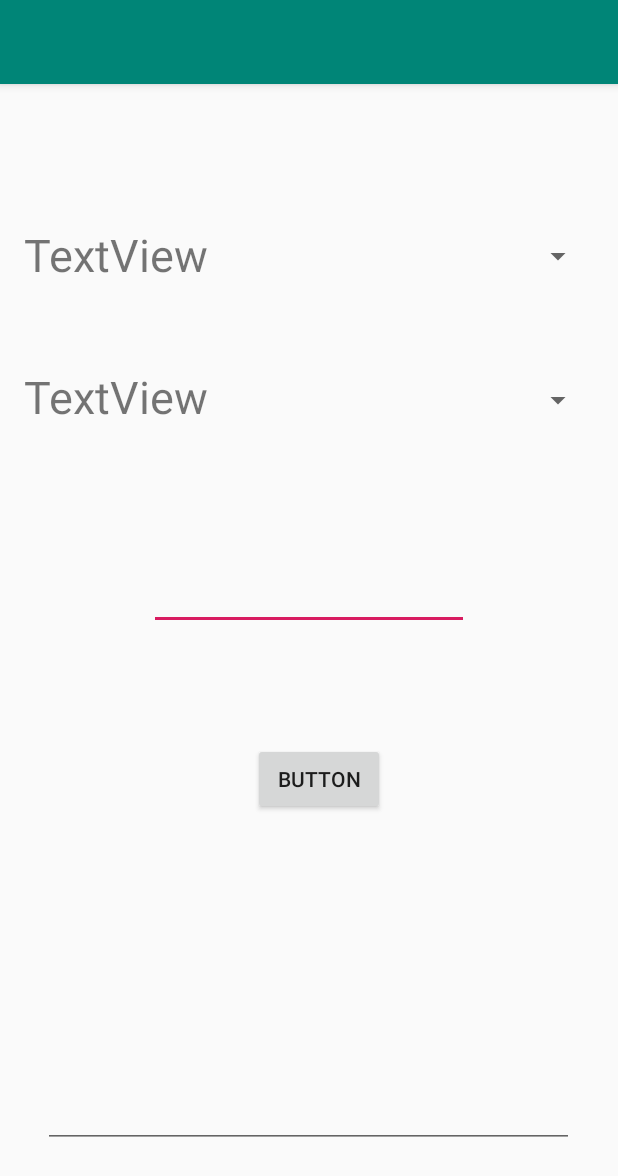
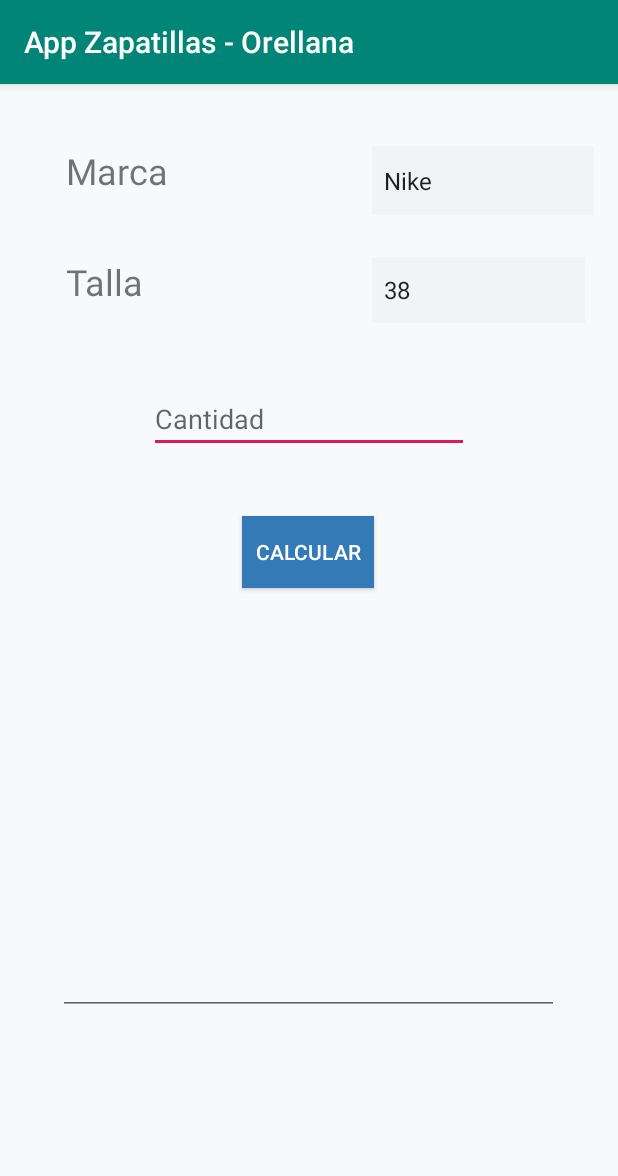
Before and after one commit to Ritoooo/App_clases, an Android app: the screen it shows after launch (Principal), on a phone screen of 412 x 824 dp. Shown: the top 1176 px of the screen. Run offline under Robolectric (Android 15) with nearby library versions, the phone set to English and light mode, and no system bars.

Commit message:
Clase 4 Zapatillas funcionando correctamente

```diff
--- a/app/build.gradle
+++ b/app/build.gradle
@@ -4,7 +4,7 @@ android {
     compileSdkVersion 28
     defaultConfig {
         applicationId "ucv.android.principal"
-        minSdkVersion 19
+        minSdkVersion 21
         targetSdkVersion 28
         versionCode 1
         versionName "1.0"
@@ -16,10 +16,12 @@ android {
             proguardFiles getDefaultProguardFile('proguard-android-optimize.txt'), 'proguard-rules.pro'
         }
     }
+    productFlavors {
+    }
 }
 
 dependencies {
-    implementation fileTree(dir: 'libs', include: ['*.jar'])
+    implementation fileTree(include: ['*.jar'], dir: 'libs')
     implementation 'com.android.support:appcompat-v7:28.0.0'
     implementation 'com.android.support.constraint:constraint-layout:1.1.3'
     testImplementation 'junit:junit:4.12'
--- a/app/src/main/java/ucv/android/principal/Principal.java
+++ b/app/src/main/java/ucv/android/principal/Principal.java
@@ -2,22 +2,57 @@ package ucv.android.principal;
 
 import android.support.v7.app.AppCompatActivity;
 import android.os.Bundle;
+import android.view.View;
 import android.widget.Button;
 import android.widget.EditText;
 import android.widget.Spinner;
+import android.widget.Toast;
 
-public class Principal extends AppCompatActivity  {
+
+public class Principal extends AppCompatActivity implements View.OnClickListener {
 
     Spinner spnMarca,spnTalla;
     EditText txtNumPares, txtResultados;
     Button btnCalcular;
 
+    ProductoBean objProductoBean;
+    ProductoDAO objProductoDao;
+
     @Override
     protected void onCreate(Bundle savedInstanceState) {
         super.onCreate(savedInstanceState);
         setContentView(R.layout.principal);
-
+        spnMarca = (Spinner)findViewById(R.id.spnMarca);
+        spnTalla = (Spinner)findViewById(R.id.spnTalla);
+        txtNumPares = (EditText)findViewById(R.id.txtNumPares);
+        txtResultados = (EditText)findViewById(R.id.txtResultados);
+        btnCalcular = (Button)findViewById(R.id.btnCalcular);
+        btnCalcular.setOnClickListener(this);
     }
 
+    public void calcular(){
+        int marca = spnMarca.getSelectedItemPosition();
+        int talla = spnTalla.getSelectedItemPosition();
+        String numParesCad = txtNumPares.getText().toString();
+        int numPares = Integer.parseInt(numParesCad);
 
+        objProductoBean = new ProductoBean();
+        objProductoBean.setMarca(marca);
+        objProductoBean.setTalla(talla);
+        objProductoBean.setNumPares(numPares);
+        //Toast.makeText(getApplication(),"Marca->"+marca+" Talla->"+talla+" Y Pares->"+numPares,Toast.LENGTH_LONG).show();
+        objProductoDao = new ProductoDAO();
+        String mensaje = objProductoDao.calcularOperación(objProductoBean);
+        txtResultados.setText(mensaje);
+    }
+
+    @Override
+    public void onClick(View v) {
+        if (v == btnCalcular){
+
+
+            txtResultados.setEnabled(false);
+            this.calcular();
+        }
+    }
 }
--- a/app/src/main/res/layout/principal.xml
+++ b/app/src/main/res/layout/principal.xml
@@ -4,73 +4,97 @@
     xmlns:tools="http://schemas.android.com/tools"
     android:layout_width="match_parent"
     android:layout_height="match_parent"
+    android:background="#F8F9FA"
     tools:context=".Principal">
 
     <Spinner
         android:id="@+id/spnMarca"
-        android:layout_width="209dp"
-        android:layout_height="59dp"
+        android:layout_width="148dp"
+        android:layout_height="46dp"
         android:layout_marginStart="8dp"
         android:layout_marginTop="8dp"
         android:layout_marginEnd="8dp"
         android:layout_marginBottom="8dp"
+        android:background="#F2F3F4"
+        android:entries="@array/marca"
         app:layout_constraintBottom_toBottomOf="parent"
         app:layout_constraintEnd_toEndOf="parent"
-        app:layout_constraintHorizontal_bias="0.956"
+        app:layout_constraintHorizontal_bias="0.967"
         app:layout_constraintStart_toStartOf="parent"
         app:layout_constraintTop_toTopOf="parent"
-        app:layout_constraintVertical_bias="0.112" />
+        app:layout_constraintVertical_bias="0.047" />
 
     <Spinner
         android:id="@+id/spnTalla"
-        android:layout_width="209dp"
-        android:layout_height="59dp"
+        android:layout_width="142dp"
+        android:layout_height="44dp"
         android:layout_marginStart="8dp"
         android:layout_marginTop="8dp"
         android:layout_marginEnd="8dp"
         android:layout_marginBottom="8dp"
+        android:background="#F2F3F4"
+        android:entries="@array/talla"
         app:layout_constraintBottom_toBottomOf="parent"
         app:layout_constraintEnd_toEndOf="parent"
-        app:layout_constraintHorizontal_bias="0.956"
+        app:layout_constraintHorizontal_bias="0.944"
         app:layout_constraintStart_toStartOf="parent"
         app:layout_constraintTop_toTopOf="parent"
-        app:layout_constraintVertical_bias="0.25" />
+        app:layout_constraintVertical_bias="0.152" />
 
     <TextView
         android:id="@+id/textView"
-        android:layout_width="152dp"
-        android:layout_height="52dp"
+        android:layout_width="143dp"
+        android:layout_height="41dp"
         android:layout_marginStart="8dp"
         android:layout_marginTop="8dp"
         android:layout_marginEnd="8dp"
         android:layout_marginBottom="8dp"
-        android:text="TextView"
-        android:textSize="30sp"
+        android:text="Talla"
+        android:textSize="24sp"
         app:layout_constraintBottom_toBottomOf="parent"
         app:layout_constraintEnd_toEndOf="parent"
-        app:layout_constraintHorizontal_bias="0.032"
+        app:layout_constraintHorizontal_bias="0.142"
         app:layout_constraintStart_toStartOf="parent"
         app:layout_constraintTop_toTopOf="parent"
-        app:layout_constraintVertical_bias="0.257"
+        app:layout_constraintVertical_bias="0.151"
         tools:text="Talla" />
 
     <TextView
         android:id="@+id/textView2"
-        android:layout_width="152dp"
-        android:layout_height="52dp"
+        android:layout_width="148dp"
+        android:layout_height="44dp"
         android:layout_marginStart="8dp"
         android:layout_marginTop="8dp"
         android:layout_marginEnd="8dp"
         android:layout_marginBottom="8dp"
-        android:text="TextView"
-        android:textSize="30sp"
+        android:text="Marca"
+        android:textSize="24sp"
         app:layout_constraintBottom_toBottomOf="parent"
         app:layout_constraintEnd_toEndOf="parent"
-        app:layout_constraintHorizontal_bias="0.032"
+        app:layout_constraintHorizontal_bias="0.145"
         app:layout_constraintStart_toStartOf="parent"
         app:layout_constraintTop_toTopOf="parent"
-        app:layout_constraintVertical_bias="0.122"
+        app:layout_constraintVertical_bias="0.047"
         tools:text="Marca" />
+
+    <Button
+        android:id="@+id/btnCalcular"
+        android:layout_width="wrap_content"
+        android:layout_height="wrap_content"
+        android:layout_marginStart="8dp"
+        android:layout_marginTop="8dp"
+        android:layout_marginEnd="8dp"
+        android:layout_marginBottom="8dp"
+        android:background="#337ab7"
+        android:shape="oval"
+        android:text="Calcular"
+        android:textColor="#fff"
+        app:layout_constraintBottom_toBottomOf="parent"
+        app:layout_constraintEnd_toEndOf="parent"
+        app:layout_constraintHorizontal_bias="0.498"
+        app:layout_constraintStart_toStartOf="parent"
+        app:layout_constraintTop_toTopOf="parent"
+        app:layout_constraintVertical_bias="0.398" />
 
     <EditText
         android:id="@+id/txtNumPares"
@@ -81,44 +105,30 @@
         android:layout_marginEnd="8dp"
         android:layout_marginBottom="8dp"
         android:ems="10"
-        android:inputType="textPersonName"
+        android:hint="Cantidad"
+        android:inputType="number"
         app:layout_constraintBottom_toBottomOf="parent"
         app:layout_constraintEnd_toEndOf="parent"
         app:layout_constraintStart_toStartOf="parent"
         app:layout_constraintTop_toTopOf="parent"
-        app:layout_constraintVertical_bias="0.44" />
-
-    <Button
-        android:id="@+id/btnCalcular"
-        android:layout_width="wrap_content"
-        android:layout_height="wrap_content"
-        android:layout_marginStart="8dp"
-        android:layout_marginTop="8dp"
-        android:layout_marginEnd="8dp"
-        android:layout_marginBottom="8dp"
-        android:text="Button"
-        app:layout_constraintBottom_toBottomOf="parent"
-        app:layout_constraintEnd_toEndOf="parent"
-        app:layout_constraintHorizontal_bias="0.521"
-        app:layout_constraintStart_toStartOf="parent"
-        app:layout_constraintTop_toTopOf="parent"
-        app:layout_constraintVertical_bias="0.613" />
+        app:layout_constraintVertical_bias="0.273" />
 
     <EditText
         android:id="@+id/txtResultados"
-        android:layout_width="354dp"
-        android:layout_height="192dp"
+        style="@style/Widget.AppCompat.EditText"
+        android:layout_width="334dp"
+        android:layout_height="191dp"
         android:layout_marginStart="8dp"
         android:layout_marginTop="8dp"
         android:layout_marginEnd="8dp"
         android:layout_marginBottom="8dp"
         android:ems="10"
-        android:inputType="textPersonName"
+        android:inputType="textMultiLine"
         app:layout_constraintBottom_toBottomOf="parent"
         app:layout_constraintEnd_toEndOf="parent"
-        app:layout_constraintHorizontal_bias="0.487"
+        app:layout_constraintHorizontal_bias="0.491"
         app:layout_constraintStart_toStartOf="parent"
         app:layout_constraintTop_toTopOf="parent"
-        app:layout_constraintVertical_bias="0.91" />
+        app:layout_constraintVertical_bias="0.751" />
 
 </android.support.constraint.ConstraintLayout>
--- a/app/src/main/res/values/Marcas.xml
+++ b/app/src/main/res/values/Marcas.xml
@@ -1,2 +1,9 @@
 <?xml version="1.0" encoding="utf-8"?>
-<resources></resources>
+<resources>
+
+    <string-array name="marca">
+        <item>Nike</item>
+        <item>Adidas</item>
+        <item>Fila</item>
+    </string-array>
+</resources>
--- a/app/src/main/res/values/Tallas.xml
+++ b/app/src/main/res/values/Tallas.xml
@@ -1,2 +1,8 @@
 <?xml version="1.0" encoding="utf-8"?>
-<resources></resources>
+<resources>
+    <string-array name="talla">
+        <item>38</item>
+        <item>40</item>
+        <item>42</item>
+    </string-array>
+</resources>
--- a/app/src/main/res/values/strings.xml
+++ b/app/src/main/res/values/strings.xml
@@ -1,3 +1,3 @@
 <resources>
-    <string name="app_name"></string>
+    <string name="app_name">App Zapatillas - Orellana</string>
 </resources>
```
Also changed, not shown: app/src/main/java/ucv/android/principal/ProductoBean.java (+34 -12 lines), app/src/main/java/ucv/android/principal/ProductoDAO.java (+79 -0 lines).
